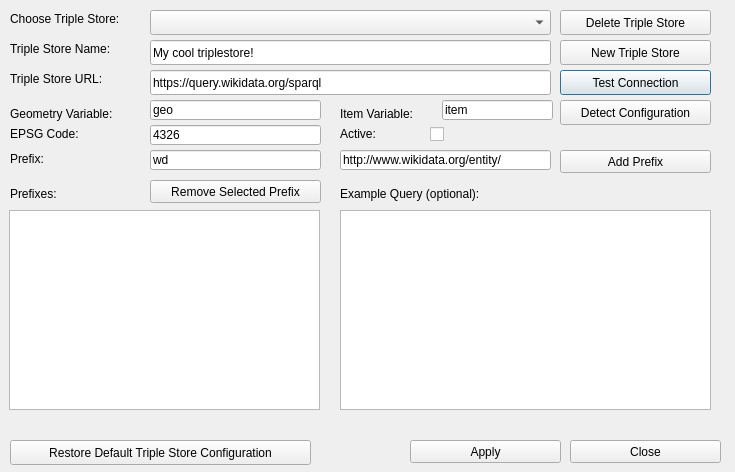
sparqlunicorn/sparqlunicornGoesGIS, file dialogs/ui/triplestoredialog.ui: the form before one commit.
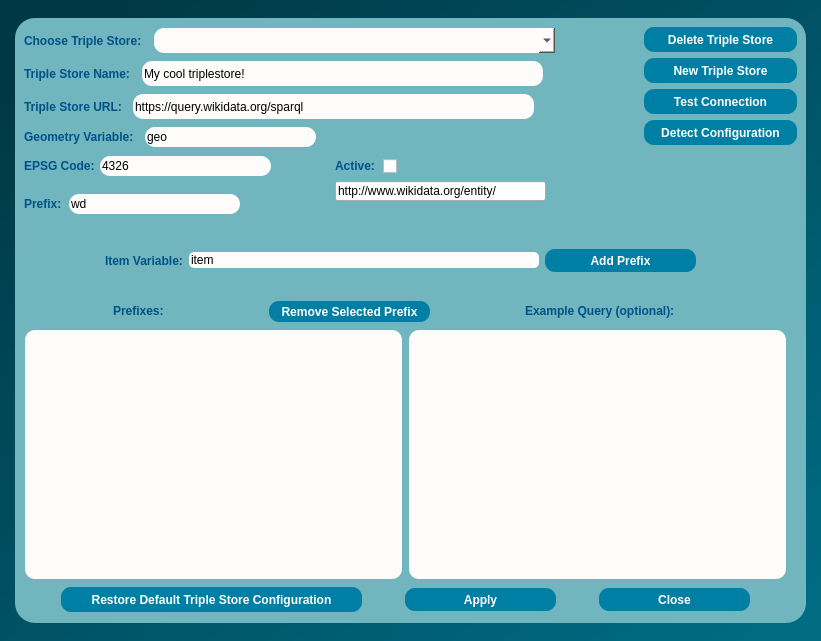
The form after the commit.

Patch:
```diff
--- a/dialogs/ui/triplestoredialog.ui
+++ b/dialogs/ui/triplestoredialog.ui
@@ -6,394 +6,1023 @@
    <rect>
     <x>0</x>
     <y>0</y>
-    <width>735</width>
-    <height>472</height>
+    <width>821</width>
+    <height>641</height>
    </rect>
   </property>
+  <property name="minimumSize">
+   <size>
+    <width>821</width>
+    <height>641</height>
+   </size>
+  </property>
   <property name="windowTitle">
    <string>Dialog</string>
   </property>
-  <widget class="QLabel" name="tripleStoreChooserLabel">
-   <property name="geometry">
-    <rect>
-     <x>10</x>
-     <y>10</y>
-     <width>161</width>
-     <height>17</height>
-    </rect>
-   </property>
-   <property name="text">
-    <string>Choose Triple Store:</string>
-   </property>
-  </widget>
-  <widget class="QComboBox" name="tripleStoreChooser">
-   <property name="geometry">
-    <rect>
-     <x>150</x>
-     <y>10</y>
-     <width>401</width>
-     <height>25</height>
-    </rect>
-   </property>
-  </widget>
-  <widget class="QLabel" name="tripleStoreLabel">
-   <property name="geometry">
-    <rect>
-     <x>10</x>
-     <y>70</y>
-     <width>161</width>
-     <height>17</height>
-    </rect>
-   </property>
-   <property name="text">
-    <string>Triple Store URL:</string>
-   </property>
-  </widget>
-  <widget class="QLineEdit" name="tripleStoreEdit">
-   <property name="geometry">
-    <rect>
-     <x>150</x>
-     <y>70</y>
-     <width>401</width>
-     <height>25</height>
-    </rect>
-   </property>
-   <property name="text">
-    <string>https://query.wikidata.org/sparql</string>
-   </property>
-  </widget>
-  <widget class="QLabel" name="tripleStoreNameLabel">
-   <property name="geometry">
-    <rect>
-     <x>10</x>
-     <y>40</y>
-     <width>161</width>
-     <height>17</height>
-    </rect>
-   </property>
-   <property name="text">
-    <string>Triple Store Name:</string>
-   </property>
-  </widget>
-  <widget class="QLineEdit" name="tripleStoreNameEdit">
-   <property name="geometry">
-    <rect>
-     <x>150</x>
-     <y>40</y>
-     <width>401</width>
-     <height>25</height>
-    </rect>
-   </property>
-   <property name="text">
-    <string>My cool triplestore!</string>
-   </property>
-  </widget>
-  <widget class="QLabel" name="queryVarLabel">
-   <property name="geometry">
-    <rect>
-     <x>10</x>
-     <y>105</y>
-     <width>161</width>
-     <height>17</height>
-    </rect>
-   </property>
-   <property name="text">
-    <string>Geometry Variable:</string>
-   </property>
-  </widget>
-  <widget class="QLineEdit" name="queryVarEdit">
-   <property name="geometry">
-    <rect>
-     <x>150</x>
-     <y>100</y>
-     <width>171</width>
-     <height>20</height>
-    </rect>
-   </property>
-   <property name="text">
-    <string>geo</string>
-   </property>
-  </widget>
-  <widget class="QPushButton" name="testConnectButton">
-   <property name="geometry">
-    <rect>
-     <x>560</x>
-     <y>70</y>
-     <width>151</width>
-     <height>25</height>
-    </rect>
-   </property>
-   <property name="text">
-    <string>Test Connection</string>
-   </property>
-  </widget>
-  <widget class="QLabel" name="queryVarItemLabel">
-   <property name="geometry">
-    <rect>
-     <x>340</x>
-     <y>105</y>
-     <width>101</width>
-     <height>17</height>
-    </rect>
-   </property>
-   <property name="text">
-    <string>Item Variable:</string>
-   </property>
-  </widget>
-  <widget class="QLineEdit" name="queryVarItemEdit">
-   <property name="geometry">
-    <rect>
-     <x>442</x>
-     <y>100</y>
-     <width>111</width>
-     <height>20</height>
-    </rect>
-   </property>
-   <property name="text">
-    <string>item</string>
-   </property>
-  </widget>
-  <widget class="QLabel" name="epsgLabel">
-   <property name="geometry">
-    <rect>
-     <x>10</x>
-     <y>125</y>
-     <width>161</width>
-     <height>17</height>
-    </rect>
-   </property>
-   <property name="text">
-    <string>EPSG Code:</string>
-   </property>
-  </widget>
-  <widget class="QLineEdit" name="epsgEdit">
-   <property name="geometry">
-    <rect>
-     <x>150</x>
-     <y>125</y>
-     <width>171</width>
-     <height>20</height>
-    </rect>
-   </property>
-   <property name="text">
-    <string>4326</string>
-   </property>
-  </widget>
-  <widget class="QLabel" name="activeTripleStoreLabel">
-   <property name="geometry">
-    <rect>
-     <x>340</x>
-     <y>125</y>
-     <width>161</width>
-     <height>17</height>
-    </rect>
-   </property>
-   <property name="text">
-    <string>Active:</string>
-   </property>
-  </widget>
-  <widget class="QCheckBox" name="activeCheckBox">
-   <property name="geometry">
-    <rect>
-     <x>430</x>
-     <y>125</y>
-     <width>70</width>
-     <height>18</height>
-    </rect>
-   </property>
-   <property name="text">
-    <string/>
-   </property>
-  </widget>
-  <widget class="QLineEdit" name="tripleStorePrefixNameEdit">
-   <property name="geometry">
-    <rect>
-     <x>150</x>
-     <y>150</y>
-     <width>171</width>
-     <height>20</height>
-    </rect>
-   </property>
-   <property name="text">
-    <string>wd</string>
-   </property>
-  </widget>
-  <widget class="QLabel" name="tripleStorePrefixNameLabel">
-   <property name="geometry">
-    <rect>
-     <x>10</x>
-     <y>150</y>
-     <width>161</width>
-     <height>17</height>
-    </rect>
-   </property>
-   <property name="text">
-    <string>Prefix:</string>
-   </property>
-  </widget>
-  <widget class="QPushButton" name="addPrefixButton">
-   <property name="geometry">
-    <rect>
-     <x>560</x>
-     <y>150</y>
-     <width>151</width>
-     <height>23</height>
-    </rect>
-   </property>
-   <property name="text">
-    <string>Add Prefix</string>
-   </property>
-  </widget>
-  <widget class="QLabel" name="prefixListLabel">
-   <property name="geometry">
-    <rect>
-     <x>10</x>
-     <y>185</y>
-     <width>161</width>
-     <height>17</height>
-    </rect>
-   </property>
-   <property name="text">
-    <string>Prefixes:</string>
-   </property>
-  </widget>
-  <widget class="QPushButton" name="removePrefixButton">
-   <property name="geometry">
-    <rect>
-     <x>150</x>
-     <y>180</y>
-     <width>171</width>
-     <height>23</height>
-    </rect>
-   </property>
-   <property name="text">
-    <string>Remove Selected Prefix</string>
-   </property>
-  </widget>
-  <widget class="QLabel" name="exampleQueryLabel">
-   <property name="geometry">
-    <rect>
-     <x>340</x>
-     <y>185</y>
-     <width>361</width>
-     <height>17</height>
-    </rect>
-   </property>
-   <property name="text">
-    <string>Example Query (optional):</string>
-   </property>
-  </widget>
-  <widget class="QLineEdit" name="tripleStorePrefixEdit">
-   <property name="geometry">
-    <rect>
-     <x>340</x>
-     <y>150</y>
-     <width>211</width>
-     <height>20</height>
-    </rect>
-   </property>
-   <property name="text">
-    <string>http://www.wikidata.org/entity/</string>
-   </property>
-  </widget>
-  <widget class="QPushButton" name="tripleStoreApplyButton">
-   <property name="geometry">
-    <rect>
-     <x>410</x>
-     <y>440</y>
-     <width>151</width>
-     <height>23</height>
-    </rect>
-   </property>
-   <property name="text">
-    <string>Apply</string>
-   </property>
-  </widget>
-  <widget class="QPushButton" name="tripleStoreCloseButton">
-   <property name="geometry">
-    <rect>
-     <x>570</x>
-     <y>440</y>
-     <width>151</width>
-     <height>23</height>
-    </rect>
-   </property>
-   <property name="text">
-    <string>Close</string>
-   </property>
-  </widget>
-  <widget class="QListWidget" name="prefixList">
-   <property name="geometry">
-    <rect>
-     <x>9</x>
-     <y>210</y>
-     <width>311</width>
-     <height>200</height>
-    </rect>
-   </property>
-  </widget>
-  <widget class="QPlainTextEdit" name="exampleQuery">
-   <property name="geometry">
-    <rect>
-     <x>340</x>
-     <y>210</y>
-     <width>371</width>
-     <height>200</height>
-    </rect>
-   </property>
-  </widget>
-  <widget class="QPushButton" name="detectConfiguration">
-   <property name="geometry">
-    <rect>
-     <x>560</x>
-     <y>100</y>
-     <width>151</width>
-     <height>25</height>
-    </rect>
-   </property>
-   <property name="text">
-    <string>Detect Configuration</string>
-   </property>
-  </widget>
-  <widget class="QPushButton" name="deleteTripleStore">
-   <property name="geometry">
-    <rect>
-     <x>560</x>
-     <y>10</y>
-     <width>151</width>
-     <height>25</height>
-    </rect>
-   </property>
-   <property name="text">
-    <string>Delete Triple Store</string>
-   </property>
-  </widget>
-  <widget class="QPushButton" name="newTripleStore">
-   <property name="geometry">
-    <rect>
-     <x>560</x>
-     <y>40</y>
-     <width>151</width>
-     <height>25</height>
-    </rect>
-   </property>
-   <property name="text">
-    <string>New Triple Store</string>
-   </property>
-  </widget>
-  <widget class="QPushButton" name="resetConfiguration">
-   <property name="geometry">
-    <rect>
-     <x>10</x>
-     <y>440</y>
-     <width>301</width>
-     <height>25</height>
-    </rect>
-   </property>
-   <property name="text">
-    <string>Restore Default Triple Store Configuration</string>
-   </property>
-  </widget>
+  <property name="styleSheet">
+   <string notr="true">QObject#TripleStoreDialog{
+background-color:qlineargradient(spread:pad, x1:0, y1:0, x2:1, y2:1, stop:0.0795455 rgba(0, 57, 70, 255), stop:0.5625 rgba(0, 85, 104, 255), stop:0.954545 rgba(0, 107, 131, 255));}</string>
+  </property>
+  <layout class="QGridLayout" name="gridLayout">
+   <item row="0" column="0">
+    <widget class="QFrame" name="frame">
+     <property name="minimumSize">
+      <size>
+       <width>788</width>
+       <height>605</height>
+      </size>
+     </property>
+     <property name="maximumSize">
+      <size>
+       <width>791</width>
+       <height>605</height>
+      </size>
+     </property>
+     <property name="styleSheet">
+      <string notr="true">QObject#frame{
+	background-color:qlineargradient(spread:pad, x1:0, y1:0, x2:1, y2:1, stop:0.0113636 rgba(113, 181, 190, 255));
+	
+border-radius:20px;}
+</string>
+     </property>
+     <property name="frameShape">
+      <enum>QFrame::StyledPanel</enum>
+     </property>
+     <property name="frameShadow">
+      <enum>QFrame::Raised</enum>
+     </property>
+     <widget class="QWidget" name="">
+      <property name="geometry">
+       <rect>
+        <x>9</x>
+        <y>281</y>
+        <width>764</width>
+        <height>315</height>
+       </rect>
+      </property>
+      <layout class="QVBoxLayout" name="verticalLayout_6">
+       <item>
+        <layout class="QHBoxLayout" name="horizontalLayout_9">
+         <item>
+          <widget class="QLabel" name="prefixListLabel">
+           <property name="maximumSize">
+            <size>
+             <width>61</width>
+             <height>16</height>
+            </size>
+           </property>
+           <property name="font">
+            <font>
+             <pointsize>9</pointsize>
+             <weight>75</weight>
+             <bold>true</bold>
+            </font>
+           </property>
+           <property name="styleSheet">
+            <string notr="true">color:rgb(0, 81, 135);</string>
+           </property>
+           <property name="text">
+            <string>Prefixes:</string>
+           </property>
+          </widget>
+         </item>
+         <item>
+          <widget class="QPushButton" name="removePrefixButton">
+           <property name="minimumSize">
+            <size>
+             <width>161</width>
+             <height>21</height>
+            </size>
+           </property>
+           <property name="maximumSize">
+            <size>
+             <width>161</width>
+             <height>21</height>
+            </size>
+           </property>
+           <property name="font">
+            <font>
+             <pointsize>9</pointsize>
+             <weight>75</weight>
+             <bold>true</bold>
+            </font>
+           </property>
+           <property name="cursor">
+            <cursorShape>PointingHandCursor</cursorShape>
+           </property>
+           <property name="styleSheet">
+            <string notr="true">background-color:rgb(0, 127, 165);
+border-radius:10px;
+color: rgb(255, 255, 255);</string>
+           </property>
+           <property name="text">
+            <string>Remove Selected Prefix</string>
+           </property>
+          </widget>
+         </item>
+         <item>
+          <widget class="QLabel" name="exampleQueryLabel">
+           <property name="maximumSize">
+            <size>
+             <width>171</width>
+             <height>16</height>
+            </size>
+           </property>
+           <property name="font">
+            <font>
+             <pointsize>9</pointsize>
+             <weight>75</weight>
+             <bold>true</bold>
+            </font>
+           </property>
+           <property name="styleSheet">
+            <string notr="true">color:rgb(0, 81, 135);</string>
+           </property>
+           <property name="text">
+            <string>Example Query (optional):</string>
+           </property>
+          </widget>
+         </item>
+        </layout>
+       </item>
+       <item>
+        <layout class="QHBoxLayout" name="horizontalLayout_8">
+         <item>
+          <widget class="QListWidget" name="prefixList">
+           <property name="minimumSize">
+            <size>
+             <width>377</width>
+             <height>249</height>
+            </size>
+           </property>
+           <property name="maximumSize">
+            <size>
+             <width>377</width>
+             <height>249</height>
+            </size>
+           </property>
+           <property name="font">
+            <font>
+             <weight>75</weight>
+             <bold>true</bold>
+            </font>
+           </property>
+           <property name="styleSheet">
+            <string notr="true">border-radius:10px;
+
+border-color:rgb(45, 45, 45);
+
+background-color: rgb(253, 252, 250);</string>
+           </property>
+          </widget>
+         </item>
+         <item>
+          <widget class="QPlainTextEdit" name="exampleQuery">
+           <property name="minimumSize">
+            <size>
+             <width>377</width>
+             <height>249</height>
+            </size>
+           </property>
+           <property name="maximumSize">
+            <size>
+             <width>377</width>
+             <height>249</height>
+            </size>
+           </property>
+           <property name="styleSheet">
+            <string notr="true">border-radius:10px;
+
+border-color:rgb(45, 45, 45);
+
+background-color: rgb(253, 252, 250);</string>
+           </property>
+          </widget>
+         </item>
+        </layout>
+       </item>
+       <item>
+        <layout class="QHBoxLayout" name="horizontalLayout_10">
+         <item>
+          <widget class="QPushButton" name="resetConfiguration">
+           <property name="minimumSize">
+            <size>
+             <width>301</width>
+             <height>25</height>
+            </size>
+           </property>
+           <property name="maximumSize">
+            <size>
+             <width>301</width>
+             <height>25</height>
+            </size>
+           </property>
+           <property name="font">
+            <font>
+             <pointsize>9</pointsize>
+             <weight>75</weight>
+             <bold>true</bold>
+            </font>
+           </property>
+           <property name="cursor">
+            <cursorShape>PointingHandCursor</cursorShape>
+           </property>
+           <property name="styleSheet">
+            <string notr="true">background-color:rgb(0, 127, 165);
+border-radius:10px;
+color: rgb(255, 255, 255);</string>
+           </property>
+           <property name="text">
+            <string>Restore Default Triple Store Configuration</string>
+           </property>
+          </widget>
+         </item>
+         <item>
+          <widget class="QPushButton" name="tripleStoreApplyButton">
+           <property name="minimumSize">
+            <size>
+             <width>151</width>
+             <height>23</height>
+            </size>
+           </property>
+           <property name="maximumSize">
+            <size>
+             <width>151</width>
+             <height>23</height>
+            </size>
+           </property>
+           <property name="font">
+            <font>
+             <pointsize>9</pointsize>
+             <weight>75</weight>
+             <bold>true</bold>
+            </font>
+           </property>
+           <property name="cursor">
+            <cursorShape>PointingHandCursor</cursorShape>
+           </property>
+           <property name="styleSheet">
+            <string notr="true">background-color:rgb(0, 127, 165);
+border-radius:10px;
+color: rgb(255, 255, 255);</string>
+           </property>
+           <property name="text">
+            <string>Apply</string>
+           </property>
+          </widget>
+         </item>
+         <item>
+          <widget class="QPushButton" name="tripleStoreCloseButton">
+           <property name="minimumSize">
+            <size>
+             <width>151</width>
+             <height>23</height>
+            </size>
+           </property>
+           <property name="maximumSize">
+            <size>
+             <width>151</width>
+             <height>23</height>
+            </size>
+           </property>
+           <property name="font">
+            <font>
+             <pointsize>9</pointsize>
+             <weight>75</weight>
+             <bold>true</bold>
+            </font>
+           </property>
+           <property name="cursor">
+            <cursorShape>PointingHandCursor</cursorShape>
+           </property>
+           <property name="styleSheet">
+            <string notr="true">background-color:rgb(0, 127, 165);
+border-radius:10px;
+color: rgb(255, 255, 255);</string>
+           </property>
+           <property name="text">
+            <string>Close</string>
+           </property>
+          </widget>
+         </item>
+        </layout>
+       </item>
+      </layout>
+     </widget>
+     <widget class="QWidget" name="">
+      <property name="geometry">
+       <rect>
+        <x>9</x>
+        <y>9</y>
+        <width>533</width>
+        <height>27</height>
+       </rect>
+      </property>
+      <property name="minimumSize">
+       <size>
+        <width>533</width>
+        <height>27</height>
+       </size>
+      </property>
+      <property name="maximumSize">
+       <size>
+        <width>533</width>
+        <height>27</height>
+       </size>
+      </property>
+      <layout class="QHBoxLayout" name="horizontalLayout">
+       <item>
+        <widget class="QLabel" name="tripleStoreChooserLabel">
+         <property name="maximumSize">
+          <size>
+           <width>124</width>
+           <height>25</height>
+          </size>
+         </property>
+         <property name="font">
+          <font>
+           <pointsize>9</pointsize>
+           <weight>75</weight>
+           <bold>true</bold>
+          </font>
+         </property>
+         <property name="styleSheet">
+          <string notr="true">color:rgb(0, 81, 135);</string>
+         </property>
+         <property name="text">
+          <string>Choose Triple Store:</string>
+         </property>
+        </widget>
+       </item>
+       <item>
+        <widget class="QComboBox" name="tripleStoreChooser">
+         <property name="minimumSize">
+          <size>
+           <width>401</width>
+           <height>25</height>
+          </size>
+         </property>
+         <property name="maximumSize">
+          <size>
+           <width>401</width>
+           <height>25</height>
+          </size>
+         </property>
+         <property name="cursor">
+          <cursorShape>PointingHandCursor</cursorShape>
+         </property>
+         <property name="styleSheet">
+          <string notr="true">border-radius:10px;
+
+border-color:rgb(45, 45, 45);
+
+background-color: rgb(253, 252, 250);</string>
+         </property>
+        </widget>
+       </item>
+      </layout>
+     </widget>
+     <widget class="QWidget" name="">
+      <property name="geometry">
+       <rect>
+        <x>629</x>
+        <y>9</y>
+        <width>153</width>
+        <height>120</height>
+       </rect>
+      </property>
+      <layout class="QVBoxLayout" name="verticalLayout">
+       <item>
+        <widget class="QPushButton" name="deleteTripleStore">
+         <property name="minimumSize">
+          <size>
+           <width>151</width>
+           <height>25</height>
+          </size>
+         </property>
+         <property name="font">
+          <font>
+           <pointsize>9</pointsize>
+           <weight>75</weight>
+           <bold>true</bold>
+          </font>
+         </property>
+         <property name="cursor">
+          <cursorShape>PointingHandCursor</cursorShape>
+         </property>
+         <property name="styleSheet">
+          <string notr="true">background-color:rgb(0, 127, 165);
+border-radius:10px;
+color: rgb(255, 255, 255);</string>
+         </property>
+         <property name="text">
+          <string>Delete Triple Store</string>
+         </property>
+        </widget>
+       </item>
+       <item>
+        <widget class="QPushButton" name="newTripleStore">
+         <property name="minimumSize">
+          <size>
+           <width>151</width>
+           <height>25</height>
+          </size>
+         </property>
+         <property name="font">
+          <font>
+           <pointsize>9</pointsize>
+           <weight>75</weight>
+           <bold>true</bold>
+          </font>
+         </property>
+         <property name="cursor">
+          <cursorShape>PointingHandCursor</cursorShape>
+         </property>
+         <property name="styleSheet">
+          <string notr="true">background-color:rgb(0, 127, 165);
+border-radius:10px;
+color: rgb(255, 255, 255);</string>
+         </property>
+         <property name="text">
+          <string>New Triple Store</string>
+         </property>
+        </widget>
+       </item>
+       <item>
+        <widget class="QPushButton" name="testConnectButton">
+         <property name="minimumSize">
+          <size>
+           <width>151</width>
+           <height>25</height>
+          </size>
+         </property>
+         <property name="font">
+          <font>
+           <pointsize>9</pointsize>
+           <weight>75</weight>
+           <bold>true</bold>
+          </font>
+         </property>
+         <property name="cursor">
+          <cursorShape>PointingHandCursor</cursorShape>
+         </property>
+         <property name="styleSheet">
+          <string notr="true">background-color:rgb(0, 127, 165);
+border-radius:10px;
+color: rgb(255, 255, 255);</string>
+         </property>
+         <property name="text">
+          <string>Test Connection</string>
+         </property>
+        </widget>
+       </item>
+       <item>
+        <widget class="QPushButton" name="detectConfiguration">
+         <property name="minimumSize">
+          <size>
+           <width>151</width>
+           <height>25</height>
+          </size>
+         </property>
+         <property name="font">
+          <font>
+           <pointsize>9</pointsize>
+           <weight>75</weight>
+           <bold>true</bold>
+          </font>
+         </property>
+         <property name="cursor">
+          <cursorShape>PointingHandCursor</cursorShape>
+         </property>
+         <property name="styleSheet">
+          <string notr="true">background-color:rgb(0, 127, 165);
+border-radius:10px;
+color: rgb(255, 255, 255);</string>
+         </property>
+         <property name="text">
+          <string>Detect Configuration</string>
+         </property>
+        </widget>
+       </item>
+      </layout>
+     </widget>
+     <widget class="QWidget" name="">
+      <property name="geometry">
+       <rect>
+        <x>9</x>
+        <y>42</y>
+        <width>521</width>
+        <height>27</height>
+       </rect>
+      </property>
+      <property name="minimumSize">
+       <size>
+        <width>521</width>
+        <height>27</height>
+       </size>
+      </property>
+      <property name="maximumSize">
+       <size>
+        <width>521</width>
+        <height>27</height>
+       </size>
+      </property>
+      <layout class="QHBoxLayout" name="horizontalLayout_2">
+       <item>
+        <widget class="QLabel" name="tripleStoreNameLabel">
+         <property name="maximumSize">
+          <size>
+           <width>112</width>
+           <height>25</height>
+          </size>
+         </property>
+         <property name="font">
+          <font>
+           <pointsize>9</pointsize>
+           <weight>75</weight>
+           <bold>true</bold>
+          </font>
+         </property>
+         <property name="styleSheet">
+          <string notr="true">color:rgb(0, 81, 135);</string>
+         </property>
+         <property name="text">
+          <string>Triple Store Name:</string>
+         </property>
+        </widget>
+       </item>
+       <item>
+        <widget class="QLineEdit" name="tripleStoreNameEdit">
+         <property name="minimumSize">
+          <size>
+           <width>401</width>
+           <height>25</height>
+          </size>
+         </property>
+         <property name="maximumSize">
+          <size>
+           <width>401</width>
+           <height>25</height>
+          </size>
+         </property>
+         <property name="styleSheet">
+          <string notr="true">border-radius:10px;
+
+border-color:rgb(45, 45, 45);
+
+background-color: rgb(253, 252, 250);</string>
+         </property>
+         <property name="text">
+          <string>My cool triplestore!</string>
+         </property>
+        </widget>
+       </item>
+      </layout>
+     </widget>
+     <widget class="QWidget" name="">
+      <property name="geometry">
+       <rect>
+        <x>9</x>
+        <y>75</y>
+        <width>512</width>
+        <height>27</height>
+       </rect>
+      </property>
+      <property name="minimumSize">
+       <size>
+        <width>512</width>
+        <height>27</height>
+       </size>
+      </property>
+      <property name="maximumSize">
+       <size>
+        <width>512</width>
+        <height>27</height>
+       </size>
+      </property>
+      <layout class="QHBoxLayout" name="horizontalLayout_3">
+       <item>
+        <widget class="QLabel" name="tripleStoreLabel">
+         <property name="maximumSize">
+          <size>
+           <width>103</width>
+           <height>25</height>
+          </size>
+         </property>
+         <property name="font">
+          <font>
+           <pointsize>9</pointsize>
+           <weight>75</weight>
+           <bold>true</bold>
+          </font>
+         </property>
+         <property name="styleSheet">
+          <string notr="true">color:rgb(0, 81, 135);</string>
+         </property>
+         <property name="text">
+          <string>Triple Store URL:</string>
+         </property>
+        </widget>
+       </item>
+       <item>
+        <widget class="QLineEdit" name="tripleStoreEdit">
+         <property name="minimumSize">
+          <size>
+           <width>401</width>
+           <height>25</height>
+          </size>
+         </property>
+         <property name="maximumSize">
+          <size>
+           <width>401</width>
+           <height>25</height>
+          </size>
+         </property>
+         <property name="styleSheet">
+          <string notr="true">border-radius:10px;
+
+border-color:rgb(45, 45, 45);
+
+background-color: rgb(253, 252, 250);</string>
+         </property>
+         <property name="text">
+          <string>https://query.wikidata.org/sparql</string>
+         </property>
+        </widget>
+       </item>
+      </layout>
+     </widget>
+     <widget class="QWidget" name="">
+      <property name="geometry">
+       <rect>
+        <x>9</x>
+        <y>108</y>
+        <width>294</width>
+        <height>22</height>
+       </rect>
+      </property>
+      <property name="minimumSize">
+       <size>
+        <width>294</width>
+        <height>22</height>
+       </size>
+      </property>
+      <property name="maximumSize">
+       <size>
+        <width>294</width>
+        <height>22</height>
+       </size>
+      </property>
+      <layout class="QHBoxLayout" name="horizontalLayout_4">
+       <item>
+        <widget class="QLabel" name="queryVarLabel">
+         <property name="maximumSize">
+          <size>
+           <width>115</width>
+           <height>20</height>
+          </size>
+         </property>
+         <property name="font">
+          <font>
+           <pointsize>9</pointsize>
+           <weight>75</weight>
+           <bold>true</bold>
+          </font>
+         </property>
+         <property name="styleSheet">
+          <string notr="true">color:rgb(0, 81, 135);</string>
+         </property>
+         <property name="text">
+          <string>Geometry Variable:</string>
+         </property>
+        </widget>
+       </item>
+       <item>
+        <widget class="QLineEdit" name="queryVarEdit">
+         <property name="minimumSize">
+          <size>
+           <width>171</width>
+           <height>20</height>
+          </size>
+         </property>
+         <property name="maximumSize">
+          <size>
+           <width>171</width>
+           <height>20</height>
+          </size>
+         </property>
+         <property name="styleSheet">
+          <string notr="true">border-radius:10px;
+
+border-color:rgb(45, 45, 45);
+
+background-color: rgb(253, 252, 250);</string>
+         </property>
+         <property name="text">
+          <string>geo</string>
+         </property>
+        </widget>
+       </item>
+      </layout>
+     </widget>
+     <widget class="QWidget" name="">
+      <property name="geometry">
+       <rect>
+        <x>9</x>
+        <y>137</y>
+        <width>249</width>
+        <height>22</height>
+       </rect>
+      </property>
+      <property name="minimumSize">
+       <size>
+        <width>249</width>
+        <height>22</height>
+       </size>
+      </property>
+      <property name="maximumSize">
+       <size>
+        <width>249</width>
+        <height>22</height>
+       </size>
+      </property>
+      <layout class="QHBoxLayout" name="horizontalLayout_5">
+       <item>
+        <widget class="QLabel" name="epsgLabel">
+         <property name="maximumSize">
+          <size>
+           <width>70</width>
+           <height>20</height>
+          </size>
+         </property>
+         <property name="font">
+          <font>
+           <pointsize>9</pointsize>
+           <weight>75</weight>
+           <bold>true</bold>
+          </font>
+         </property>
+         <property name="styleSheet">
+          <string notr="true">color:rgb(0, 81, 135);</string>
+         </property>
+         <property name="text">
+          <string>EPSG Code:</string>
+         </property>
+        </widget>
+       </item>
+       <item>
+        <widget class="QLineEdit" name="epsgEdit">
+         <property name="minimumSize">
+          <size>
+           <width>171</width>
+           <height>20</height>
+          </size>
+         </property>
+         <property name="maximumSize">
+          <size>
+           <width>171</width>
+           <height>20</height>
+          </size>
+         </property>
+         <property name="styleSheet">
+          <string notr="true">border-radius:10px;
+
+border-color:rgb(45, 45, 45);
+
+background-color: rgb(253, 252, 250);</string>
+         </property>
+         <property name="text">
+          <string>4326</string>
+         </property>
+        </widget>
+       </item>
+      </layout>
+     </widget>
+     <widget class="QWidget" name="">
+      <property name="geometry">
+       <rect>
+        <x>9</x>
+        <y>175</y>
+        <width>218</width>
+        <height>22</height>
+       </rect>
+      </property>
+      <property name="minimumSize">
+       <size>
+        <width>218</width>
+        <height>22</height>
+       </size>
+      </property>
+      <property name="maximumSize">
+       <size>
+        <width>218</width>
+        <height>22</height>
+       </size>
+      </property>
+      <layout class="QHBoxLayout" name="horizontalLayout_6">
+       <item>
+        <widget class="QLabel" name="tripleStorePrefixNameLabel">
+         <property name="maximumSize">
+          <size>
+           <width>39</width>
+           <height>20</height>
+          </size>
+         </property>
+         <property name="font">
+          <font>
+           <pointsize>9</pointsize>
+           <weight>75</weight>
+           <bold>true</bold>
+          </font>
+         </property>
+         <property name="styleSheet">
+          <string notr="true">color:rgb(0, 81, 135);</string>
+         </property>
+         <property name="text">
+          <string>Prefix:</string>
+         </property>
+        </widget>
+       </item>
+       <item>
+        <widget class="QLineEdit" name="tripleStorePrefixNameEdit">
+         <property name="minimumSize">
+          <size>
+           <width>171</width>
+           <height>20</height>
+          </size>
+         </property>
+         <property name="maximumSize">
+          <size>
+           <width>171</width>
+           <height>20</height>
+          </size>
+         </property>
+         <property name="styleSheet">
+          <string notr="true">border-radius:10px;
+
+border-color:rgb(45, 45, 45);
+
+background-color: rgb(253, 252, 250);</string>
+         </property>
+         <property name="text">
+          <string>wd</string>
+         </property>
+        </widget>
+       </item>
+      </layout>
+     </widget>
+     <widget class="QWidget" name="">
+      <property name="geometry">
+       <rect>
+        <x>320</x>
+        <y>140</y>
+        <width>271</width>
+        <height>44</height>
+       </rect>
+      </property>
+      <layout class="QVBoxLayout" name="verticalLayout_2">
+       <item>
+        <layout class="QHBoxLayout" name="horizontalLayout_11">
+         <item>
+          <widget class="QLabel" name="activeTripleStoreLabel">
+           <property name="maximumSize">
+            <size>
+             <width>42</width>
+             <height>14</height>
+            </size>
+           </property>
+           <property name="font">
+            <font>
+             <pointsize>9</pointsize>
+             <weight>75</weight>
+             <bold>true</bold>
+            </font>
+           </property>
+           <property name="styleSheet">
+            <string notr="true">color:rgb(0, 81, 135);</string>
+           </property>
+           <property name="text">
+            <string>Active:</string>
+           </property>
+          </widget>
+         </item>
+         <item>
+          <widget class="QCheckBox" name="activeCheckBox">
+           <property name="cursor">
+            <cursorShape>PointingHandCursor</cursorShape>
+           </property>
+           <property name="text">
+            <string/>
+           </property>
+          </widget>
+         </item>
+        </layout>
+       </item>
+       <item>
+        <widget class="QLineEdit" name="tripleStorePrefixEdit">
+         <property name="minimumSize">
+          <size>
+           <width>211</width>
+           <height>20</height>
+          </size>
+         </property>
+         <property name="maximumSize">
+          <size>
+           <width>211</width>
+           <height>20</height>
+          </size>
+         </property>
+         <property name="text">
+          <string>http://www.wikidata.org/entity/</string>
+         </property>
+        </widget>
+       </item>
+      </layout>
+     </widget>
+     <widget class="QWidget" name="">
+      <property name="geometry">
+       <rect>
+        <x>90</x>
+        <y>230</y>
+        <width>591</width>
+        <height>25</height>
+       </rect>
+      </property>
+      <layout class="QHBoxLayout" name="horizontalLayout_12">
+       <item>
+        <layout class="QHBoxLayout" name="horizontalLayout_7">
+         <item>
+          <widget class="QLabel" name="queryVarItemLabel">
+           <property name="minimumSize">
+            <size>
+             <width>67</width>
+             <height>21</height>
+            </size>
+           </property>
+           <property name="font">
+            <font>
+             <pointsize>9</pointsize>
+             <weight>75</weight>
+             <bold>true</bold>
+            </font>
+           </property>
+           <property name="styleSheet">
+            <string notr="true">color:rgb(0, 81, 135);</string>
+           </property>
+           <property name="text">
+            <string>Item Variable:</string>
+           </property>
+          </widget>
+         </item>
+         <item>
+          <widget class="QLineEdit" name="queryVarItemEdit">
+           <property name="styleSheet">
+            <string notr="true">border-radius:5px;
+
+border-color:rgb(45, 45, 45);
+
+background-color: rgb(253, 252, 250);</string>
+           </property>
+           <property name="text">
+            <string>item</string>
+           </property>
+          </widget>
+         </item>
+        </layout>
+       </item>
+       <item>
+        <widget class="QPushButton" name="addPrefixButton">
+         <property name="minimumSize">
+          <size>
+           <width>151</width>
+           <height>23</height>
+          </size>
+         </property>
+         <property name="font">
+          <font>
+           <pointsize>9</pointsize>
+           <weight>75</weight>
+           <bold>true</bold>
+          </font>
+         </property>
+         <property name="cursor">
+          <cursorShape>PointingHandCursor</cursorShape>
+         </property>
+         <property name="styleSheet">
+          <string notr="true">background-color:rgb(0, 127, 165);
+border-radius:10px;
+color: rgb(255, 255, 255);</string>
+         </property>
+         <property name="text">
+          <string>Add Prefix</string>
+         </property>
+        </widget>
+       </item>
+      </layout>
+     </widget>
+    </widget>
+   </item>
+  </layout>
  </widget>
  <resources/>
  <connections/>
```
